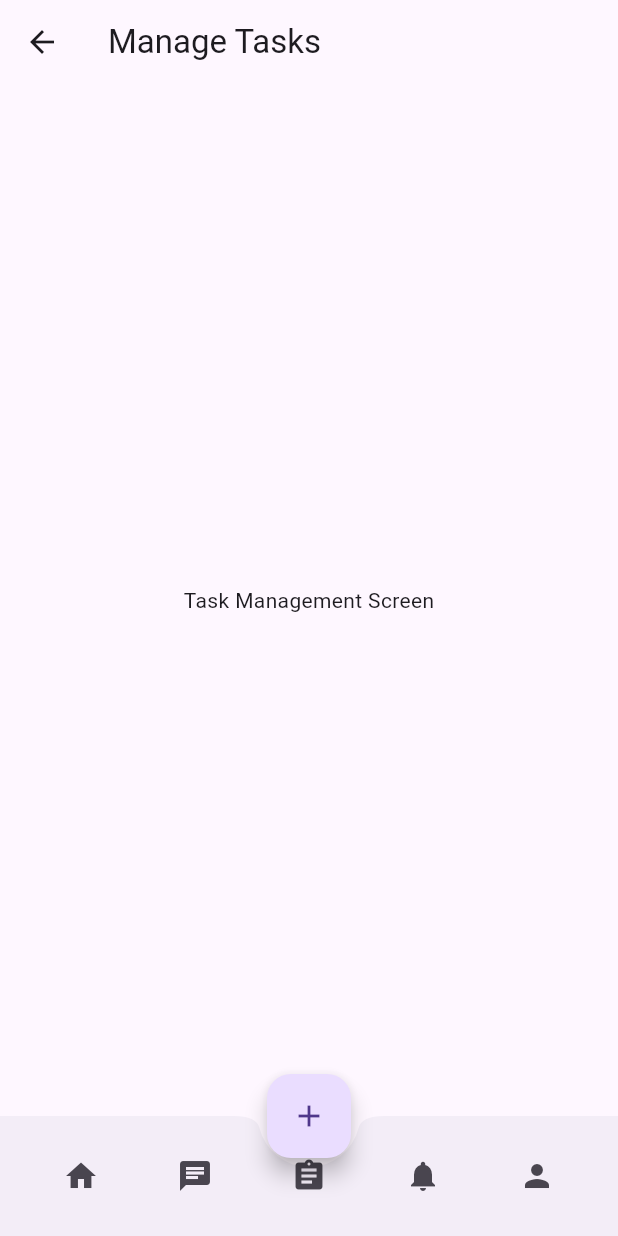
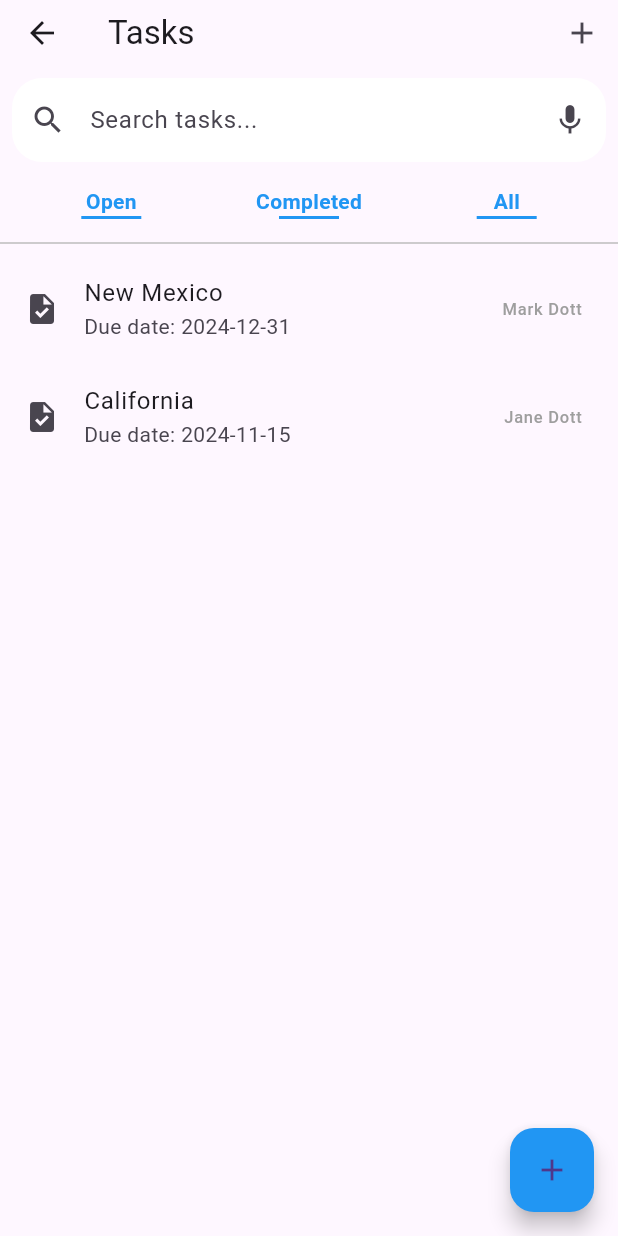
Before and after one commit to monahidalgo/on_site_crews, a Flutter app: the TaskManagementScreen screen opened by its route, on a phone screen of 412 x 824 dp. Run offline on Flutter 3.47's test engine with Material 3 defaults, Android fonts, the phone set to English and light mode, and no system bars; our stand-ins replace image_picker, smooth_page_indicator.

Commit message:
feat: Implement Task Management Screen
- Added FloatingActionButton with blue background to navigate to the Add Task screen.
- Updated navigation logic for the add button.
- Enhanced the layout of the Task Management Screen for better usability.

This commit improves user experience by providing quick access to the task addition feature.

```diff
--- a/lib/screens/getting_started_screen.dart
+++ b/lib/screens/getting_started_screen.dart
@@ -76,7 +76,7 @@ class _GettingStartedScreenState extends State<GettingStartedScreen> {
                   Navigator.pushReplacementNamed(context, '/login');
                 },
                 style: ElevatedButton.styleFrom(
-                  backgroundColor: Colors.blueGrey,
+                  backgroundColor: Colors.lightBlue[400],
                   padding: const EdgeInsets.symmetric(
                       vertical: 12.0, horizontal: 40.0),
                 ),
--- a/lib/screens/task_management_screen.dart
+++ b/lib/screens/task_management_screen.dart
@@ -7,59 +7,107 @@ class TaskManagementScreen extends StatelessWidget {
   Widget build(BuildContext context) {
     return Scaffold(
       appBar: AppBar(
-        title: const Text('Manage Tasks'),
+        title: const Text('Tasks'),
+        actions: [
+          IconButton(
+            icon: const Icon(Icons.add),
+            onPressed: () {
+              Navigator.pushNamed(context, '/add_task');
+            },
+          ),
+        ],
+        bottom: PreferredSize(
+          preferredSize: const Size.fromHeight(60.0),
+          child: Padding(
+            padding: const EdgeInsets.all(8.0),
+            child: TextField(
+              decoration: InputDecoration(
+                hintText: 'Search tasks...',
+                prefixIcon: const Icon(Icons.search),
+                suffixIcon: IconButton(
+                  icon: const Icon(Icons.mic),
+                  onPressed: () {
+                    // Implement voice search
+                  },
+                ),
+                border: OutlineInputBorder(
+                  borderRadius: BorderRadius.circular(20),
+                  borderSide: BorderSide.none,
+                ),
+                filled: true,
+                fillColor: Colors.white,
+              ),
+            ),
+          ),
+        ),
       ),
-      body: const Center(
-        child: Text('Task Management Screen'),
-      ),
-      bottomNavigationBar: BottomAppBar(
-        shape: const CircularNotchedRectangle(),
-        notchMargin: 6.0,
-        child: Row(
-          mainAxisSize: MainAxisSize.max,
-          mainAxisAlignment: MainAxisAlignment.spaceAround,
-          children: <Widget>[
-            IconButton(
-              icon: const Icon(Icons.home),
-              onPressed: () {
-                Navigator.pushNamed(context, '/dashboard');
-              },
+      body: Column(
+        children: [
+          // Filter tabs with a bottom border
+          Padding(
+            padding: const EdgeInsets.symmetric(horizontal: 16.0, vertical: 8.0),
+            child: Row(
+              mainAxisAlignment: MainAxisAlignment.spaceAround,
+              children: [
+                _buildFilterTab(context, "Open"),
+                _buildFilterTab(context, "Completed"),
+                _buildFilterTab(context, "All"),
+              ],
             ),
-            IconButton(
-              icon: const Icon(Icons.chat),
-              onPressed: () {
-                Navigator.pushNamed(context, '/project_chat');
-              },
+          ),
+          Divider(color: Colors.grey[400], thickness: 1),
+          // Mock tasks list
+          Expanded(
+            child: ListView(
+              children: [
+                _buildTaskTile(context, "New Mexico", "2024-12-31", "Mark Dott"),
+                _buildTaskTile(context, "California", "2024-11-15", "Jane Dott"),
+              ],
             ),
-            IconButton(
-              icon: const Icon(Icons.assignment),
-              onPressed: () {
-                Navigator.pushNamed(context, '/manage_tasks');
-              },
-            ),
-            IconButton(
-              icon: const Icon(Icons.notifications),
-              onPressed: () {
-                Navigator.pushNamed(context, '/notifications');
-              },
-            ),
-            IconButton(
-              icon: const Icon(Icons.person),
-              onPressed: () {
-                Navigator.pushNamed(context, '/profile');
-              },
-            ),
-          ],
-        ),
+          ),
+        ],
       ),
       floatingActionButton: FloatingActionButton(
         onPressed: () {
           Navigator.pushNamed(context, '/add_task');
         },
+        backgroundColor: Colors.blue, // Set the background color to blue
+        child: const Icon(Icons.add),
         tooltip: 'Add Task',
-        child: const Icon(Icons.add),
       ),
-      floatingActionButtonLocation: FloatingActionButtonLocation.centerDocked,
+    );
+  }
+
+  Widget _buildFilterTab(BuildContext context, String label) {
+    return GestureDetector(
+      onTap: () {
+        // Implement filtering logic
+      },
+      child: Column(
+        children: [
+          Text(
+            label,
+            style: TextStyle(
+              color: Colors.blue,
+              fontWeight: FontWeight.bold,
+            ),
+          ),
+          Container(
+            height: 2,
+            width: 40,
+            color: Colors.blue,
+          )
+        ],
+      ),
+    );
+  }
+
+  Widget _buildTaskTile(BuildContext context, String title, String dueDate, String name) {
+    return ListTile(
+      leading: const Icon(Icons.task),
+      title: Text(title),
+      subtitle: Text('Due date: $dueDate'),
+      trailing: Text(name, style: const TextStyle(color: Colors.grey)),
     );
   }
 }
```
Also changed, not shown: lib/screens/add_task_screen.dart (+27 -15 lines), 1 other file.
